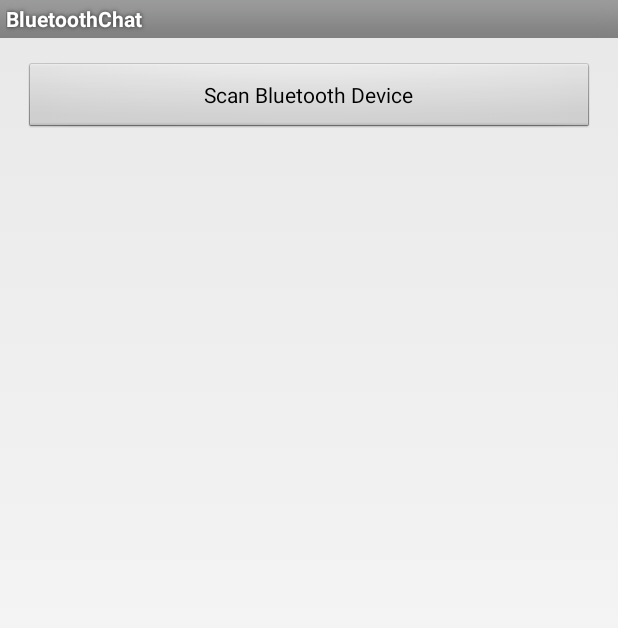
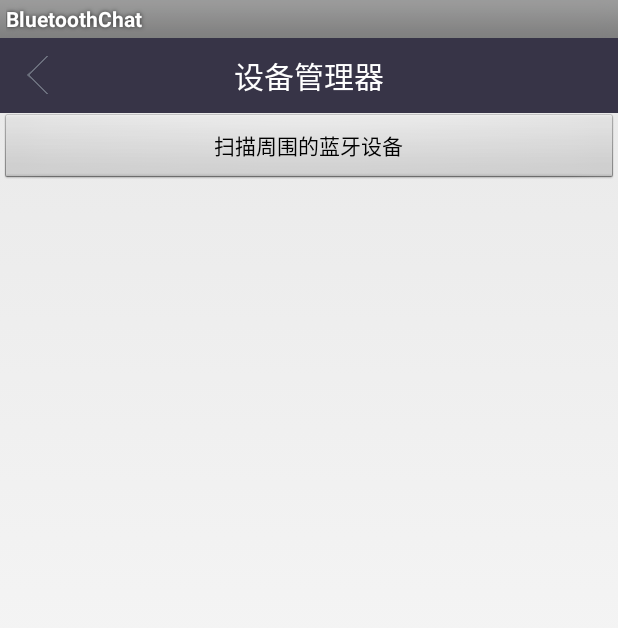
Before and after one commit to huangdashun/BluetoothChat, an Android app: the layout activity_scan_device.xml on its own in the app's theme, with its tools: preview values and no code run, on a phone screen of 412 x 824 dp. Shown: the top 628 px of the screen. Run offline under Robolectric (Android 15) with nearby library versions, the phone set to English and light mode, and no system bars.

```diff
--- a/app/src/main/res/layout/activity_scan_device.xml
+++ b/app/src/main/res/layout/activity_scan_device.xml
@@ -1,29 +1,48 @@
-<RelativeLayout xmlns:android="http://schemas.android.com/apk/res/android"
+<LinearLayout xmlns:android="http://schemas.android.com/apk/res/android"
     xmlns:tools="http://schemas.android.com/tools"
     android:layout_width="match_parent"
     android:layout_height="match_parent"
-    android:paddingBottom="@dimen/activity_vertical_margin"
-    android:paddingLeft="@dimen/activity_horizontal_margin"
-    android:paddingRight="@dimen/activity_horizontal_margin"
-    android:paddingTop="@dimen/activity_vertical_margin"
-    tools:context=".activity.SelectDeviceActivity" >
+    android:orientation="vertical"
+    tools:context=".activity.SelectDeviceActivity">
+
+    <RelativeLayout
+        android:layout_width="match_parent"
+        android:layout_height="50dp"
+        android:background="@color/theme_color">
+
+
+        <ImageView
+            android:id="@+id/im_back"
+            android:layout_width="30dp"
+            android:layout_height="25dp"
+            android:layout_centerVertical="true"
+            android:layout_marginLeft="10dp"
+            android:src="@drawable/back"
+            android:textSize="20dp" />
+
+        <TextView
+            android:id="@+id/tv_title"
+            android:layout_width="wrap_content"
+            android:layout_height="wrap_content"
+            android:layout_centerInParent="true"
+            android:gravity="center"
+            android:text="设备管理器"
+            android:textColor="@android:color/white"
+            android:textSize="20dp"
+            android:visibility="visible" />
+    </RelativeLayout>
 
     <Button
         android:id="@+id/scanBtn"
         android:layout_width="match_parent"
         android:layout_height="wrap_content"
-        android:layout_alignLeft="@+id/devList"
-        android:layout_alignParentTop="true"
-        android:text="Scan Bluetooth Device" />
+        android:text="扫描周围的蓝牙设备" />
 
     <ListView
         android:id="@+id/devList"
         android:layout_width="match_parent"
-        android:layout_height="wrap_content"
-        android:layout_alignParentBottom="true"
-        android:layout_alignParentLeft="true"
-        android:layout_below="@+id/scanBtn" >
+        android:layout_height="wrap_content">
 
     </ListView>
 
-</RelativeLayout>
+</LinearLayout>
--- a/app/src/main/res/layout/pop_dialog.xml
+++ b/app/src/main/res/layout/pop_dialog.xml
@@ -55,8 +55,8 @@
                 android:layout_height="wrap_content"
                 android:layout_marginLeft="5dp"
                 android:layout_marginRight="5dp"
-                android:visibility="gone"
-                android:background="@drawable/pop_list_selector">
+                android:background="@drawable/pop_list_selector"
+                android:visibility="gone">
 
 
                 <ImageView
```
Also changed, not shown: app/src/main/java/huangshun/it/com/btproject/activity/RecordListActivity.java (+46 -7 lines), app/src/main/java/huangshun/it/com/btproject/activity/SelectDeviceActivity.java (+11 -2 lines), app/src/main/res/layout/record_list.xml (+44 -14 lines), app/src/main/res/drawable-xhdpi/delete_record.png (added).
